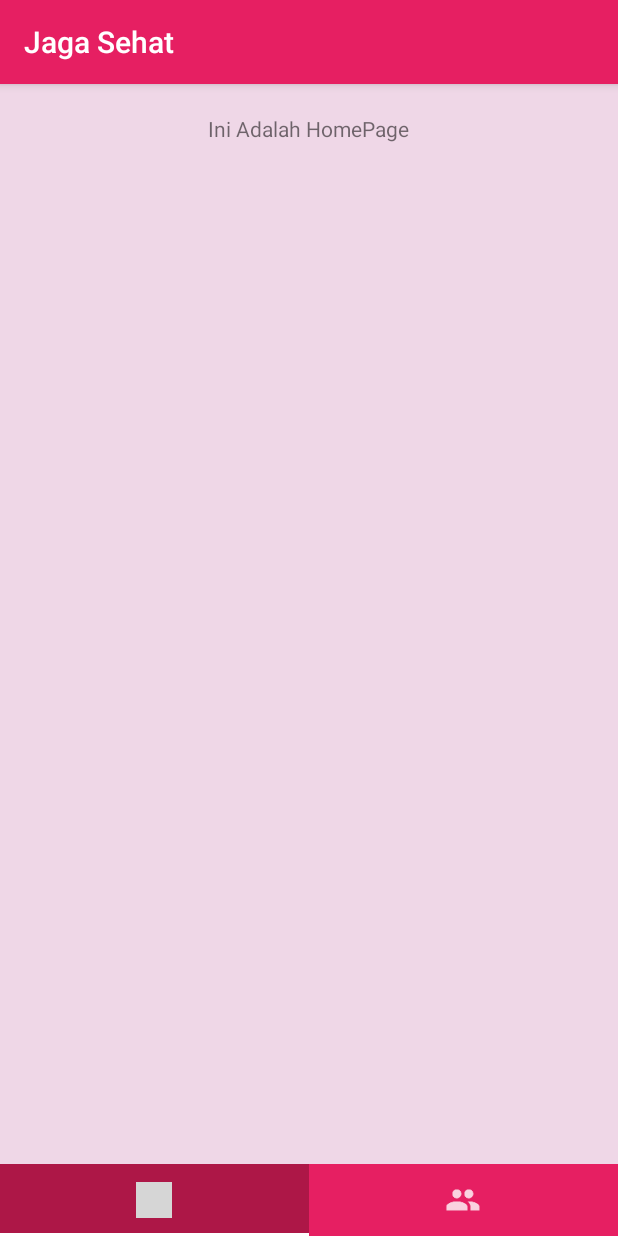
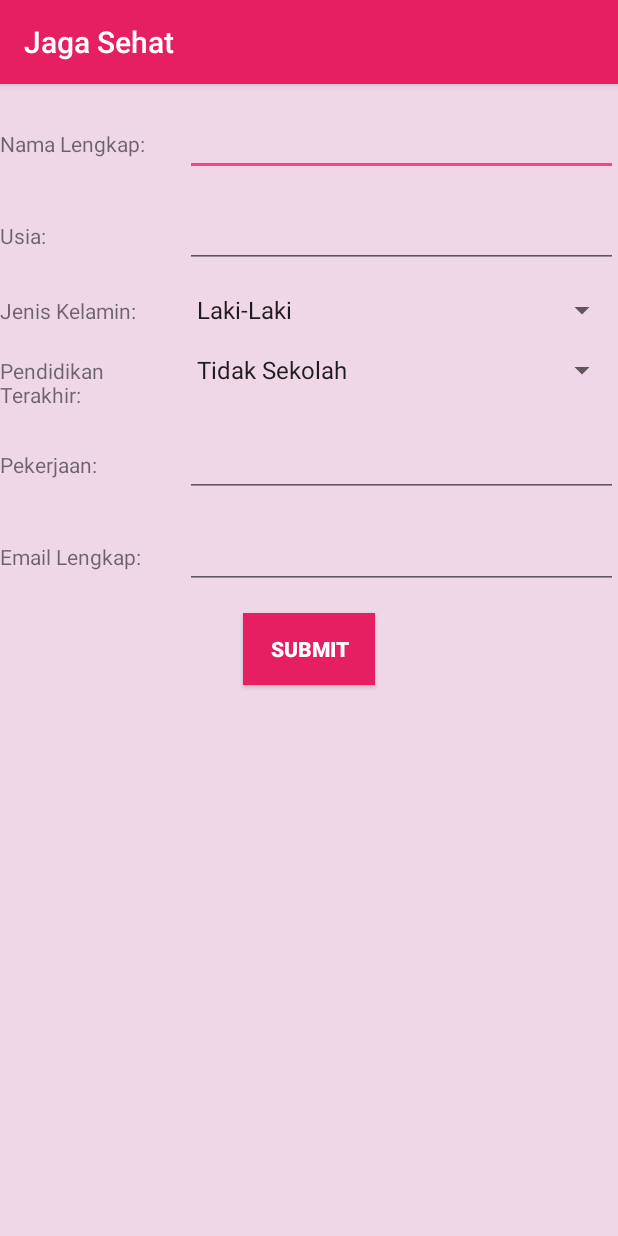
Before and after one commit to faizinahsan/JagaSehat, an Android app: the screen it shows after launch (MainActivity before the commit, FormDemografi after it), on a phone screen of 412 x 824 dp. Run offline under Robolectric (Android 15) with nearby library versions, the light colour scheme and no system bars; grey boxes are pictures that could not be loaded.

Commit message:
Memperbaiki FormDemografi

```diff
--- a/app/src/main/java/com/example/pbo/jagasehat/FormDemografi.java
+++ b/app/src/main/java/com/example/pbo/jagasehat/FormDemografi.java
@@ -1,13 +1,48 @@
 package com.example.pbo.jagasehat;
 
+import android.app.Activity;
+import android.content.Intent;
 import android.support.v7.app.AppCompatActivity;
 import android.os.Bundle;
+import android.view.View;
+import android.widget.ArrayAdapter;
+import android.widget.Button;
+import android.widget.Spinner;
+import android.widget.Toast;
 
 public class FormDemografi extends AppCompatActivity {
-
+    Button submitBtn;
     @Override
     protected void onCreate(Bundle savedInstanceState) {
         super.onCreate(savedInstanceState);
         setContentView(R.layout.activity_form_demografi);
+        final Spinner spinnerPendidikan = (Spinner) findViewById(R.id.pendidikan_spinner);
+        final Spinner spinnerJK = (Spinner) findViewById(R.id.jenis_kelamin_spinner);
+        // Create an ArrayAdapter using the string array and a default spinner layout
+        ArrayAdapter<CharSequence> adapterPen = ArrayAdapter.createFromResource(this,
+                R.array.pendidikan_array, android.R.layout.simple_spinner_item);
+        // Specify the layout to use when the list of choices appears
+        adapterPen.setDropDownViewResource(android.R.layout.simple_spinner_dropdown_item);
+        // Apply the adapter to the spinner
+        spinnerPendidikan.setAdapter(adapterPen);
+        ArrayAdapter<CharSequence> adapterJK = ArrayAdapter.createFromResource(this,
+                R.array.jenis_kelamin_array, android.R.layout.simple_spinner_item);
+        // Specify the layout to use when the list of choices appears
+        adapterJK.setDropDownViewResource(android.R.layout.simple_spinner_dropdown_item);
+        // Apply the adapter to the spinner
+        spinnerJK.setAdapter(adapterJK);
+        submitBtn = (Button) findViewById(R.id.submitBtn);
+        submitBtn.setOnClickListener(new View.OnClickListener() {
+            @Override
+            public void onClick(View view) {
+//                Toast.makeText(FormDemografi.this, "Yang Di Pilih: "+String.valueOf(spinnerPendidikan
+//                                .getSelectedItem()+" Jenis Kelamin: "+String.valueOf(spinnerJK.getSelectedItem())),
+//                        Toast
+//                        .LENGTH_SHORT)
+//                        .show();
+                startActivity(new Intent(FormDemografi.this,MainActivity.class));
+                finish();
+            }
+        });
     }
 }
--- a/app/src/main/java/com/example/pbo/jagasehat/SplashScreen.java
+++ b/app/src/main/java/com/example/pbo/jagasehat/SplashScreen.java
@@ -4,9 +4,10 @@ import android.content.Intent;
 import android.os.Handler;
 import android.support.v7.app.AppCompatActivity;
 import android.os.Bundle;
+import android.view.View;
+import android.widget.Button;
 
 public class SplashScreen extends AppCompatActivity {
-
     @Override
     protected void onCreate(Bundle savedInstanceState) {
         super.onCreate(savedInstanceState);
@@ -14,7 +15,8 @@ public class SplashScreen extends AppCompatActivity {
         new Handler().postDelayed(new Runnable() {
             @Override
             public void run() {
-                startActivity(new Intent(SplashScreen.this,MainActivity.class));
+                startActivity(new Intent(SplashScreen.this,FormDemografi.class));
+                finish();
             }
         },5000);
     }
--- a/app/src/main/res/layout/activity_form_demografi.xml
+++ b/app/src/main/res/layout/activity_form_demografi.xml
@@ -17,7 +17,7 @@
             android:layout_width="0dp"
             android:layout_height="wrap_content"
             android:layout_weight="0.3"
-            tools:text="Nama Lengkap: "/>
+            android:text="Nama Lengkap: "/>
         <EditText
             android:layout_width="0dp"
             android:layout_height="wrap_content"
@@ -32,7 +32,7 @@
             android:layout_width="0dp"
             android:layout_height="wrap_content"
             android:layout_weight="0.3"
-            tools:text="Usia: "/>
+            android:text="Usia: "/>
         <EditText
             android:inputType="number"
             android:layout_width="0dp"
@@ -48,7 +48,41 @@
             android:layout_width="0dp"
             android:layout_height="wrap_content"
             android:layout_weight="0.3"
-            tools:text="Jenis Kelamin: "/>
+            android:text="Jenis Kelamin: "/>
+        <Spinner
+            android:id="@+id/jenis_kelamin_spinner"
+            android:layout_width="0dp"
+            android:layout_weight="0.7"
+            android:layout_height="wrap_content"></Spinner>
+    </LinearLayout>
+    <LinearLayout
+        android:paddingTop="16dp"
+        android:orientation="horizontal"
+        android:layout_width="match_parent"
+        android:layout_height="wrap_content">
+        <TextView
+            android:layout_width="0dp"
+            android:layout_height="wrap_content"
+            android:layout_weight="0.3"
+            android:text="Pendidikan Terakhir: "/>
+        <Spinner
+            android:id="@+id/pendidikan_spinner"
+            android:layout_width="0dp"
+            android:layout_height="wrap_content"
+            android:layout_weight="0.7">
+
+        </Spinner>
+    </LinearLayout>
+    <LinearLayout
+        android:paddingTop="16dp"
+        android:orientation="horizontal"
+        android:layout_width="match_parent"
+        android:layout_height="wrap_content">
+        <TextView
+            android:layout_width="0dp"
+            android:layout_height="wrap_content"
+            android:layout_weight="0.3"
+            android:text="Pekerjaan: "/>
         <EditText
             android:layout_width="0dp"
             android:layout_height="wrap_content"
@@ -63,37 +97,7 @@
             android:layout_width="0dp"
             android:layout_height="wrap_content"
             android:layout_weight="0.3"
-            tools:text="Pendidikan Terakhir: "/>
-        <EditText
-            android:layout_width="0dp"
-            android:layout_height="wrap_content"
-            android:layout_weight="0.7"/>
-    </LinearLayout>
-    <LinearLayout
-        android:paddingTop="16dp"
-        android:orientation="horizontal"
-        android:layout_width="match_parent"
-        android:layout_height="wrap_content">
-        <TextView
-            android:layout_width="0dp"
-            android:layout_height="wrap_content"
-            android:layout_weight="0.3"
-            tools:text="Pekerjaan: "/>
-        <EditText
-            android:layout_width="0dp"
-            android:layout_height="wrap_content"
-            android:layout_weight="0.7"/>
-    </LinearLayout>
-    <LinearLayout
-        android:paddingTop="16dp"
-        android:orientation="horizontal"
-        android:layout_width="match_parent"
-        android:layout_height="wrap_content">
-        <TextView
-            android:layout_width="0dp"
-            android:layout_height="wrap_content"
-            android:layout_weight="0.3"
-            tools:text="Email Lengkap: "/>
+            android:text="Email Lengkap: "/>
         <EditText
             android:inputType="textEmailAddress"
             android:layout_width="0dp"
@@ -104,6 +108,7 @@
         android:layout_marginTop="16dp"
         android:textStyle="bold"
         android:textColor="#ffff"
+        android:id="@+id/submitBtn"
         android:text="submit"
         android:layout_gravity="center"
         android:background="@color/colorPrimary"
--- /dev/null
+++ b/app/src/main/res/values/arrays.xml
@@ -0,0 +1,15 @@
+<?xml version="1.0" encoding="utf-8"?>
+<resources>
+    <string-array name="jenis_kelamin_array">
+        <item>Laki-Laki</item>
+        <item>Perempuan</item>
+    </string-array>
+    <string-array name="pendidikan_array">
+        <item>Tidak Sekolah</item>
+        <item>TK</item>
+        <item>Sekolah Dasar</item>
+        <item>SMP</item>
+        <item>SMA</item>
+        <item>Sarjana</item>
+    </string-array>
+</resources>
--- a/app/src/main/res/values/strings.xml
+++ b/app/src/main/res/values/strings.xml
@@ -3,4 +3,5 @@
 
     <!-- TODO: Remove or change this placeholder text -->
     <string name="hello_blank_fragment">Hello blank fragment</string>
+
 </resources>
```
